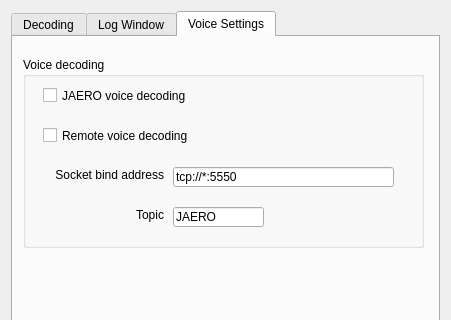
Above: JAERO/gui_classes/settingsdialog.ui from jontio/JAERO before the change; both pictures show x 0 to 451 and y 0 to 320 of the 451 by 720 pixel window. Below: the same form after it.
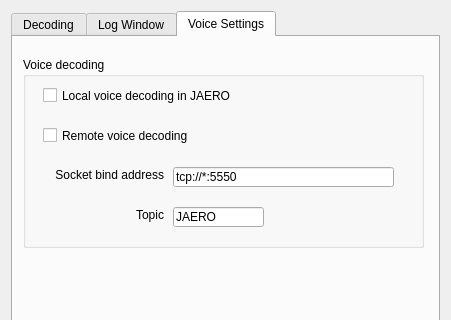
That is the form after the change. The open tabs and pages were chosen to show the change.

Commit message: linked local audio decoding setting to mute to save CPU if needed. A bit of a patched solution but should be ok for most

What changed in the file:
```diff
--- a/JAERO/gui_classes/settingsdialog.ui
+++ b/JAERO/gui_classes/settingsdialog.ui
@@ -607,12 +607,12 @@
          <rect>
           <x>20</x>
           <y>30</y>
-          <width>171</width>
+          <width>331</width>
           <height>17</height>
          </rect>
         </property>
         <property name="text">
-         <string>JAERO voice decoding</string>
+         <string>Local voice decoding in JAERO</string>
         </property>
        </widget>
        <widget class="QCheckBox" name="remoteAmbeEnabled">
@@ -620,7 +620,7 @@
          <rect>
           <x>20</x>
           <y>70</y>
-          <width>171</width>
+          <width>261</width>
           <height>17</height>
          </rect>
         </property>
```
The commit also changes 1 other file.
